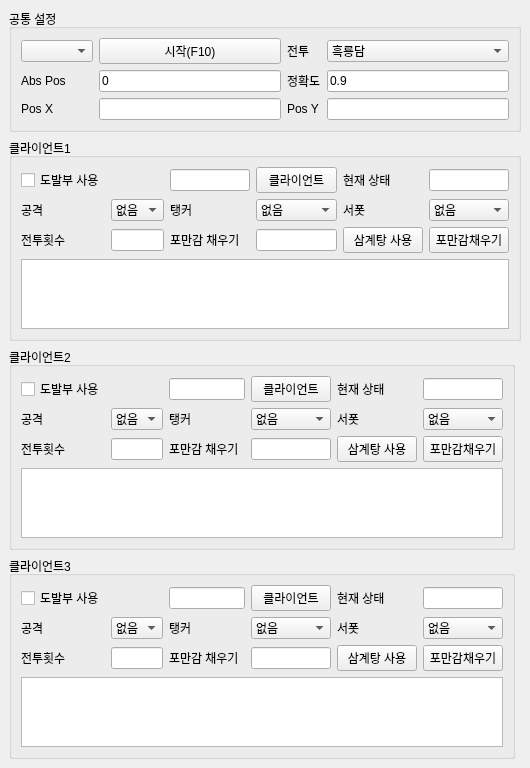
Qt form UI/test.ui (KimByungSu1/pythonProject) before a commit.
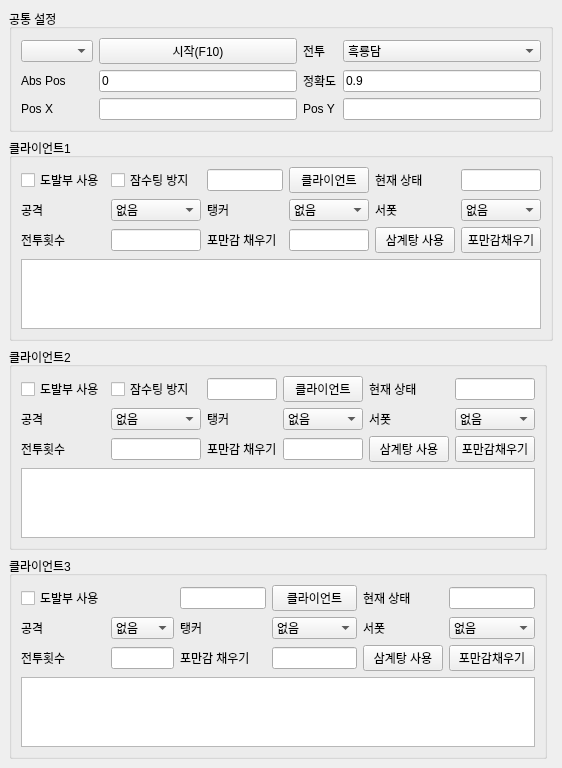
The same form after that commit.

The edit to the form file:
```diff
--- a/UI/test.ui
+++ b/UI/test.ui
@@ -6,7 +6,7 @@
    <rect>
     <x>0</x>
     <y>0</y>
-    <width>530</width>
+    <width>560</width>
     <height>704</height>
    </rect>
   </property>
@@ -162,6 +162,13 @@
          </item>
         </widget>
        </item>
+       <item row="0" column="1">
+        <widget class="QCheckBox" name="chkb_jamsu_1">
+         <property name="text">
+          <string>잠수팅 방지</string>
+         </property>
+        </widget>
+       </item>
       </layout>
      </widget>
     </item>
@@ -395,6 +402,13 @@
          </item>
         </widget>
        </item>
+       <item row="0" column="1">
+        <widget class="QCheckBox" name="chkb_jamsu_2">
+         <property name="text">
+          <string>잠수팅 방지</string>
+         </property>
+        </widget>
+       </item>
       </layout>
      </widget>
     </item>
```
